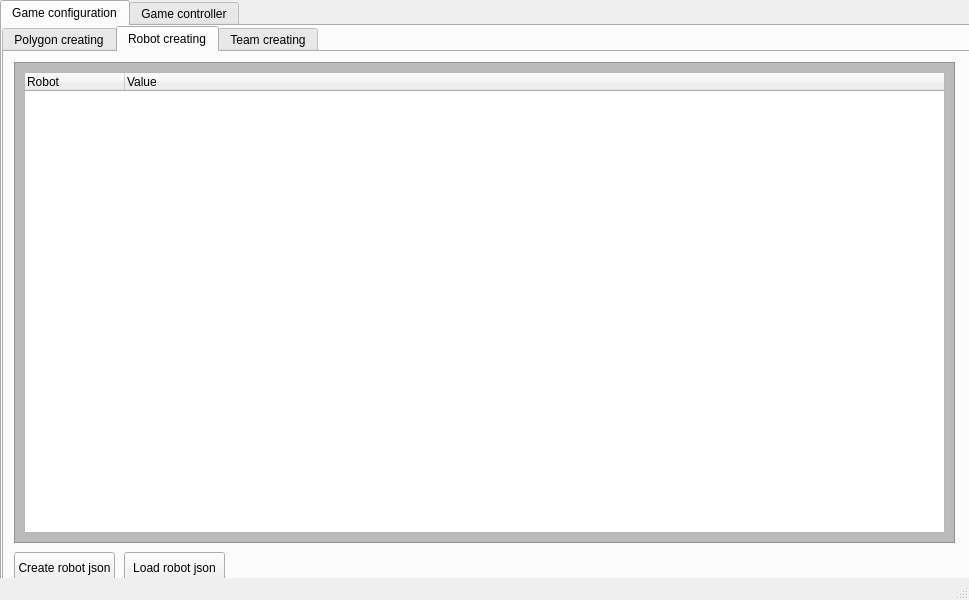
Old version of the form uiFiles/gui.ui in the repository ghorik78/serverGui.
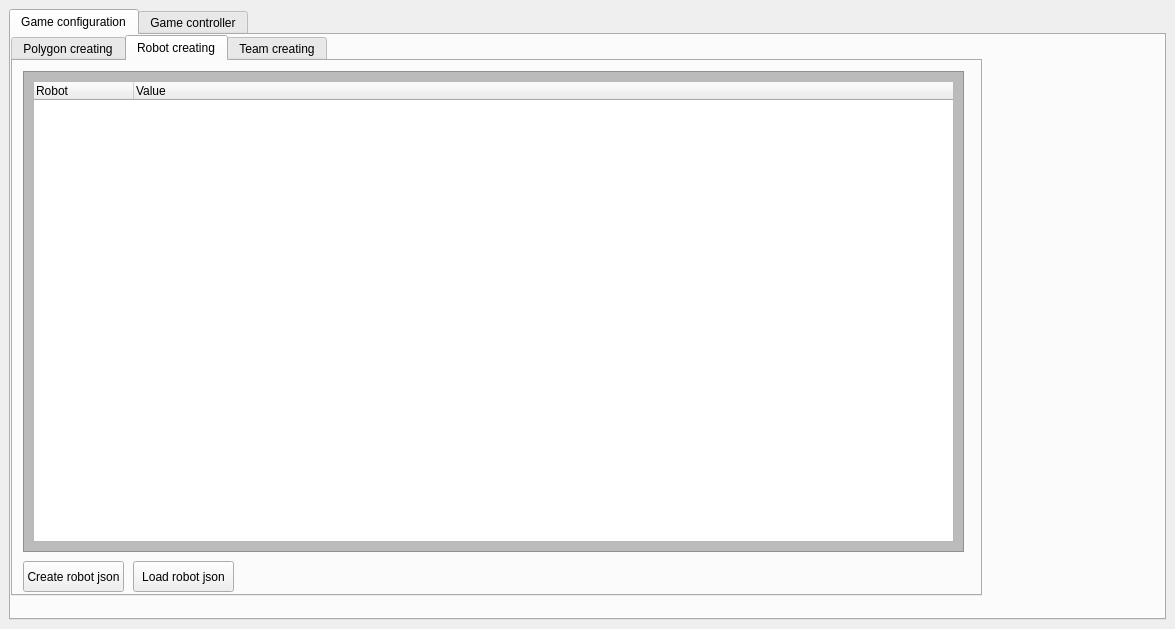
New version of the form.

```diff
--- a/uiFiles/gui.ui
+++ b/uiFiles/gui.ui
@@ -6,8 +6,8 @@
    <rect>
     <x>0</x>
     <y>0</y>
-    <width>969</width>
-    <height>600</height>
+    <width>1175</width>
+    <height>629</height>
    </rect>
   </property>
   <property name="windowTitle">
@@ -17,15 +17,9 @@
    <string notr="true"/>
   </property>
   <widget class="QWidget" name="centralwidget">
+   <layout class="QGridLayout" name="gridLayout_3">
+    <item row="0" column="0">
    <widget class="QTabWidget" name="tabWidget">
-    <property name="geometry">
-     <rect>
-      <x>0</x>
-      <y>0</y>
-      <width>971</width>
-      <height>591</height>
-     </rect>
-    </property>
     <property name="currentIndex">
      <number>0</number>
     </property>
@@ -528,8 +522,9 @@
      <zorder>tableWidget_2</zorder>
     </widget>
    </widget>
+    </item>
+   </layout>
   </widget>
-  <widget class="QStatusBar" name="statusbar"/>
  </widget>
  <resources/>
  <connections/>
```
Lines whose indentation alone changed are shown as unchanged.
